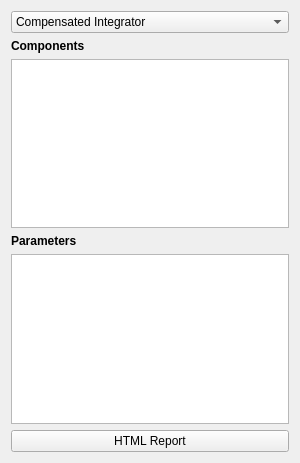
This is app/designer/aux_widgets/cells_settings.ui in grupo-tc-volcan/TP4 as Qt 5 draws it before an edit. The edited form follows.
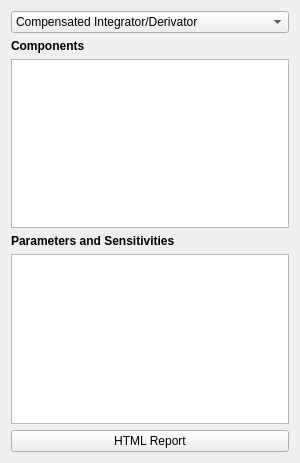
This is the edited form.

```diff
--- a/app/designer/aux_widgets/cells_settings.ui
+++ b/app/designer/aux_widgets/cells_settings.ui
@@ -82,12 +82,7 @@
      </property>
      <item>
       <property name="text">
-       <string>Compensated Integrator</string>
-      </property>
-     </item>
-     <item>
-      <property name="text">
-       <string>Compensated Derivator</string>
+       <string>Compensated Integrator/Derivator</string>
       </property>
      </item>
      <item>
@@ -130,7 +125,7 @@
    <item row="3" column="0">
     <widget class="QLabel" name="label_2">
      <property name="text">
-      <string>&lt;html&gt;&lt;head/&gt;&lt;body&gt;&lt;p&gt;&lt;span style=&quot; font-weight:600;&quot;&gt;Parameters&lt;/span&gt;&lt;/p&gt;&lt;/body&gt;&lt;/html&gt;</string>
+      <string>&lt;html&gt;&lt;head/&gt;&lt;body&gt;&lt;p&gt;&lt;span style=&quot; font-weight:600;&quot;&gt;Parameters and Sensitivities&lt;/span&gt;&lt;/p&gt;&lt;/body&gt;&lt;/html&gt;</string>
      </property>
     </widget>
    </item>
```
